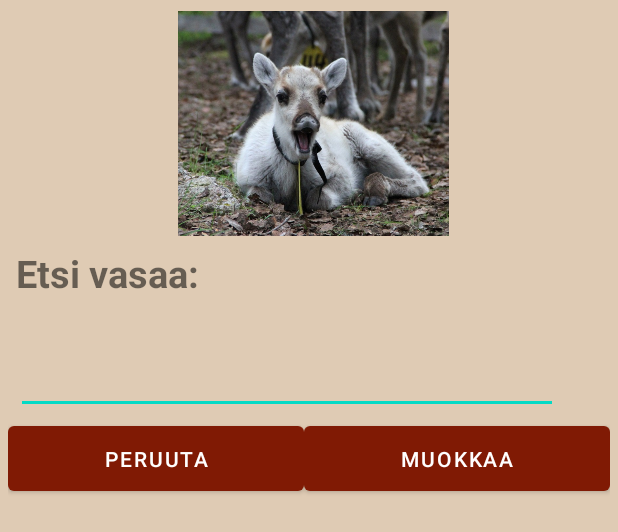
After one commit to nopelius/CustomAlertDialog, an Android app: the layout search_owner_dialog.xml on its own in the app's theme, with its tools: preview values and no code run, on a phone screen of 412 x 824 dp. The commit adds this screen. Shown: the top 532 px of the screen. Run offline under Robolectric (Android 15) with nearby library versions, the phone set to English and light mode, and no system bars.

Commit message:
Add searchOwnerDialogFragment

```diff
--- a/app/src/main/res/layout/remark_or_remove_dialog.xml
+++ b/app/src/main/res/layout/remark_or_remove_dialog.xml
@@ -27,7 +27,7 @@
         android:layout_gravity="center"
         android:layout_marginStart="5dp"
         android:layout_marginTop="7dp"
-        android:layout_marginBottom="5dp"
+        android:layout_marginBottom="3dp"
         android:text="Vasa X: Vasaaja"
         android:textSize="24sp"
         android:textStyle="bold" />
@@ -41,7 +41,7 @@
         android:layout_centerHorizontal="true"
         android:layout_marginStart="11dp"
         android:layout_marginTop="3dp"
-        android:text="Merkkaaja: MerkkiMarkki" />
+        android:text="Merkkaaja: MerkkiMarkki (klonaika)" />
     <LinearLayout
         android:id="@+id/actionsWrap"
         android:layout_centerHorizontal="true"
--- /dev/null
+++ b/app/src/main/res/layout/search_owner_dialog.xml
@@ -0,0 +1,83 @@
+<?xml version="1.0" encoding="utf-8"?>
+<RelativeLayout xmlns:android="http://schemas.android.com/apk/res/android"
+    xmlns:app="http://schemas.android.com/apk/res-auto"
+    android:layout_width="match_parent"
+    android:layout_height="match_parent"
+    android:padding="5dp">
+
+    <TextView
+        android:id="@+id/textView"
+        android:layout_width="wrap_content"
+        android:layout_height="wrap_content"
+        android:layout_below="@+id/imageView"
+        android:layout_alignParentStart="true"
+        android:layout_gravity="center"
+        android:layout_marginStart="5dp"
+        android:layout_marginTop="7dp"
+        android:text="Etsi vasaa:"
+        android:textSize="25sp"
+        android:textStyle="bold"
+        app:layout_constraintStart_toStartOf="parent"
+        app:layout_constraintTop_toTopOf="parent" />
+
+    <LinearLayout
+        android:id="@+id/actionsWrap"
+        android:layout_centerHorizontal="true"
+        android:layout_below="@id/editTextNumber"
+        android:orientation="horizontal"
+        android:layout_width="match_parent"
+        android:layout_height="wrap_content"
+        android:weightSum="2">
+        <Button
+            android:id="@+id/cancelButton"
+            android:layout_width="wrap_content"
+            android:layout_height="55dp"
+            android:text="Peruuta"
+            android:layout_weight="1"/>
+
+        <Button
+            android:id="@+id/searchButton"
+            android:layout_width="wrap_content"
+            android:layout_height="55dp"
+            android:layout_weight="1"
+            android:text="Muokkaa" />
+
+    </LinearLayout>
+
+    <ImageView
+        android:id="@+id/imageView"
+        android:layout_width="360dp"
+        android:layout_height="150dp"
+        android:layout_alignParentStart="true"
+        android:layout_alignParentTop="true"
+        android:layout_alignParentEnd="true"
+        android:layout_centerHorizontal="true"
+        android:layout_marginStart="35dp"
+        android:layout_marginTop="2dp"
+        android:layout_marginEnd="30dp"
+        android:scaleType="centerInside"
+        app:srcCompat="@drawable/vasa" />
+
+    <EditText
+        android:id="@+id/editTextNumber"
+        android:layout_width="361dp"
+        android:layout_height="wrap_content"
+        android:layout_below="@+id/markerInfo"
+        android:layout_marginStart="5dp"
+        android:layout_marginTop="2dp"
+        android:layout_marginBottom="2dp"
+        android:ems="10"
+        android:inputType="number" />
+
+    <TextView
+        android:id="@+id/markerInfo"
+        android:layout_width="wrap_content"
+        android:layout_height="wrap_content"
+        android:layout_below="@+id/textView"
+        android:layout_alignParentStart="true"
+        android:layout_centerHorizontal="true"
+        android:layout_marginStart="11dp"
+        android:layout_marginTop="10dp"
+        android:text="" />
+
+</RelativeLayout>
```
Also changed, not shown: app/src/main/java/com/example/customalertdialog/dialogs/SearchDialogFragment.java (+3 -5 lines), app/src/main/java/com/example/customalertdialog/dialogs/SearchOwnerDialogFragment.java (added, +55 -0 lines), app/src/main/res/layout/activity_main.xml (+10 -0 lines).
